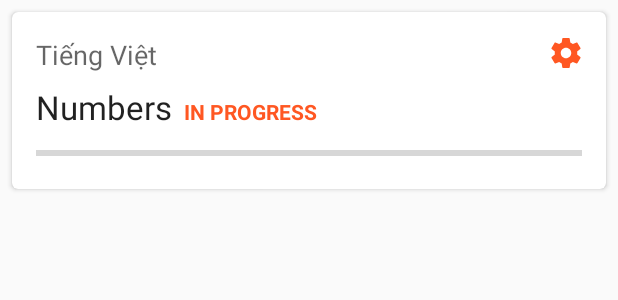
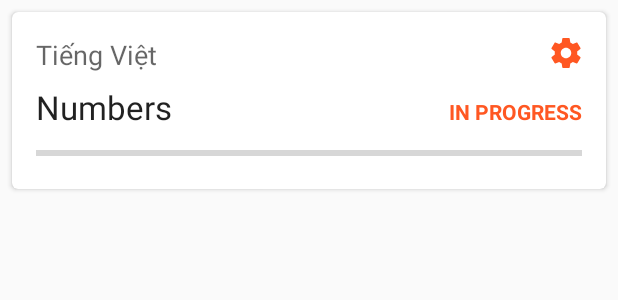
Before and after one commit to Queatz/PermanentMemory, an Android app: the layout item_set.xml on its own in the app's theme, with its tools: preview values and no code run, on a phone screen of 412 x 824 dp. Shown: the top 300 px of the screen. Run offline under Robolectric (Android 15) with nearby library versions, the phone set to English and light mode, and no system bars.

Commit message:
UI updates

```diff
--- a/app/src/main/res/layout/item_set.xml
+++ b/app/src/main/res/layout/item_set.xml
@@ -23,17 +23,18 @@
 
             <TextView
                 android:id="@+id/subjectName"
-                android:layout_width="wrap_content"
+                android:layout_width="0dp"
                 android:layout_height="wrap_content"
+                android:layout_marginStart="@dimen/padDouble"
+                android:layout_marginEnd="@dimen/padForIcon"
                 android:layout_marginTop="@dimen/padDouble"
-                android:layout_marginStart="@dimen/padDouble"
                 android:layout_marginBottom="@dimen/pad"
+                android:textAppearance="?android:textAppearanceMedium"
+                android:visibility="gone"
+                app:layout_constraintStart_toStartOf="parent"
                 app:layout_constraintTop_toTopOf="parent"
-                app:layout_constraintStart_toStartOf="parent"
                 tools:text="Tiếng Việt"
-                android:visibility="gone"
-                tools:visibility="visible"
-                android:textAppearance="?android:textAppearanceMedium" />
+                tools:visibility="visible" />
 
             <TextView
                 android:id="@+id/setName"
@@ -41,59 +42,59 @@
                 android:layout_height="wrap_content"
                 android:layout_marginStart="@dimen/padDouble"
                 android:layout_marginTop="@dimen/pad"
+                android:textAppearance="?android:textAppearanceLarge"
+                app:layout_constraintEnd_toStartOf="@+id/setStatus"
+                app:layout_constraintHorizontal_chainStyle="spread"
+                app:layout_constraintStart_toStartOf="parent"
+                app:layout_constraintTop_toBottomOf="@+id/subjectName"
                 app:layout_goneMarginTop="@dimen/padDouble"
-                app:layout_constraintTop_toBottomOf="@+id/subjectName"
-                app:layout_constraintStart_toStartOf="parent"
-                app:layout_constraintHorizontal_chainStyle="packed"
-                app:layout_constraintHorizontal_weight="1"
-                tools:text="Numbers"
-                android:textAppearance="?android:textAppearanceLarge" />
+                tools:text="Numbers" />
 
             <TextView
                 android:id="@+id/setStatus"
                 android:layout_width="wrap_content"
                 android:layout_height="wrap_content"
                 android:layout_marginStart="@dimen/pad"
+                android:layout_marginEnd="@dimen/padDouble"
                 android:layout_marginBottom="2dp"
+                android:textAllCaps="true"
+                android:textAppearance="?android:textAppearanceSmall"
+                android:textColor="@color/colorAccent"
+                android:textStyle="bold"
                 app:layout_constraintBottom_toBottomOf="@id/setName"
-                app:layout_constraintStart_toEndOf="@id/setName"
                 app:layout_constraintEnd_toEndOf="parent"
-                app:layout_constraintHorizontal_chainStyle="packed"
-                app:layout_constraintHorizontal_bias="0"
-                app:layout_constraintHorizontal_weight="0"
-                tools:text="In Progress"
-                android:textAllCaps="true"
-                android:textStyle="bold"
-                android:textAppearance="?android:textAppearanceSmall"
-                android:textColor="@color/colorAccent"/>
+                app:layout_constraintHorizontal_chainStyle="spread"
+                app:layout_constraintStart_toEndOf="@+id/setName"
+                tools:text="In Progress" />
 
-                <ImageButton style="@style/Widget.AppCompat.Button.Borderless"
-                    android:contentDescription="@string/navigation_drawer_open"
-                    android:id="@+id/moreButton"
-                    android:layout_width="@dimen/defaultButtonWidth"
-                    android:layout_height="@dimen/defaultButtonWidth"
-                    app:layout_constraintTop_toTopOf="parent"
-                    app:layout_constraintEnd_toEndOf="parent"
-                    android:padding="@dimen/padHalf"
-                    android:minWidth="0dp"
-                    android:background="?selectableItemBackgroundBorderless"
-                    android:src="@drawable/ic_settings_black_24dp"
-                    android:tint="@color/colorAccent"/>
+            <ImageButton
+                android:id="@+id/moreButton"
+                style="@style/Widget.AppCompat.Button.Borderless"
+                android:layout_width="@dimen/defaultButtonWidth"
+                android:layout_height="@dimen/defaultButtonWidth"
+                android:background="?selectableItemBackgroundBorderless"
+                android:contentDescription="@string/navigation_drawer_open"
+                android:minWidth="0dp"
+                android:padding="@dimen/padHalf"
+                android:src="@drawable/ic_settings_black_24dp"
+                android:tint="@color/colorAccent"
+                app:layout_constraintEnd_toEndOf="parent"
+                app:layout_constraintTop_toTopOf="parent" />
 
             <ProgressBar
                 android:id="@+id/setProgress"
                 style="@style/Widget.AppCompat.ProgressBar.Horizontal"
                 android:layout_width="0dp"
                 android:layout_height="wrap_content"
+                android:layout_marginStart="@dimen/padDouble"
                 android:layout_marginTop="@dimen/pad"
+                android:layout_marginEnd="@dimen/padDouble"
                 android:layout_marginBottom="@dimen/padDouble"
-                android:layout_marginStart="@dimen/padDouble"
-                android:layout_marginEnd="@dimen/padDouble"
                 android:indeterminate="false"
+                app:layout_constraintBottom_toBottomOf="parent"
                 app:layout_constraintEnd_toEndOf="parent"
                 app:layout_constraintStart_toStartOf="parent"
-                app:layout_constraintBottom_toBottomOf="parent"
-                app:layout_constraintTop_toBottomOf="@+id/setName"/>
+                app:layout_constraintTop_toBottomOf="@+id/setName" />
 
         </android.support.constraint.ConstraintLayout>
 
```
